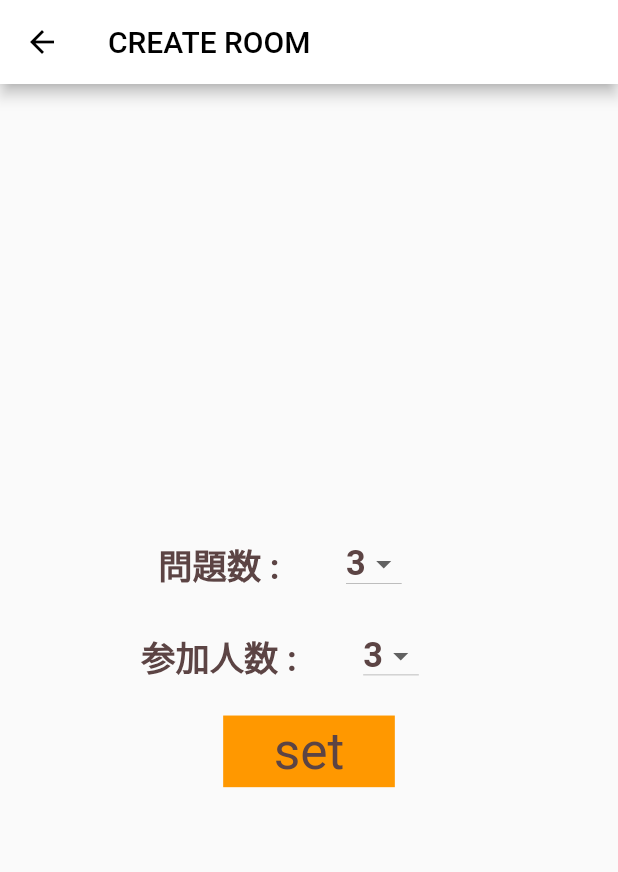
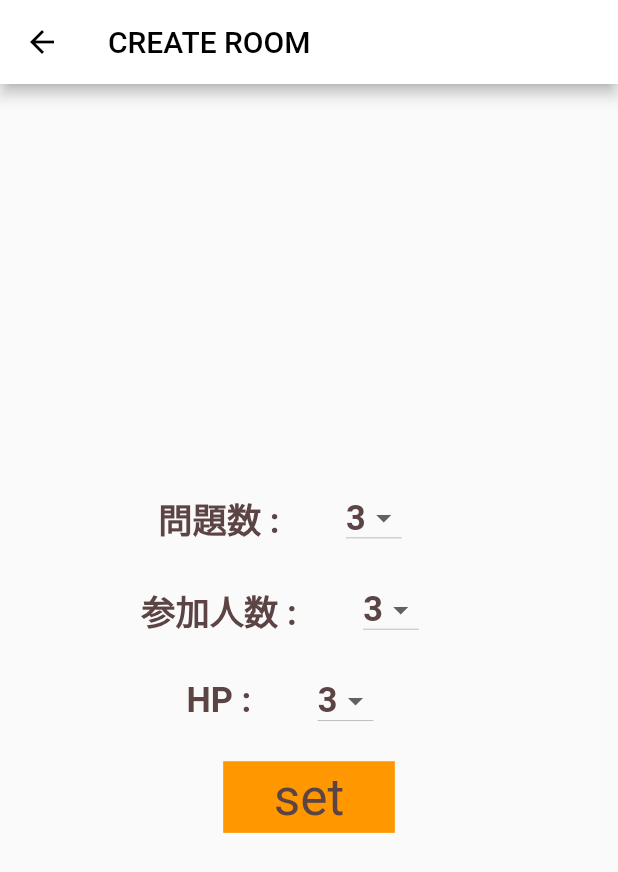
Before and after one commit to solevin/MemoryWeakness, a Flutter app: the CreateRoomPage screen opened directly, after a tap on "set", on a phone screen of 412 x 824 dp. Shown: the top 872 px of the screen. Run offline on Flutter 3.47's test engine with Material 2 defaults, Android fonts, the phone set to English and light mode, and no system bars; our stand-ins replace cloud_firestore, firebase_auth, firebase_core, firebase_database, flutter_screenutil, freezed_annotation and 3 more; accounts and stored records are empty; network calls fail; statements that could not run were skipped.

Commit message:
#49: 体力の実装

```diff
--- a/lib/ui/room/create_room_page.dart
+++ b/lib/ui/room/create_room_page.dart
@@ -21,7 +21,8 @@ class CreateRoomPage extends StatelessWidget {
   Widget build(BuildContext context) {
     final items = setItems();
     final _questionQuantity = items[0];
-    final _memberQuantity = items[1];
+    final _maxMember = items[1];
+    final _maxHP = items[2];
     const textColor = Color(0xFF5C4444);
     const backColor = Color(0xFFFFFBE5);
     return Scaffold(
@@ -92,8 +93,8 @@ class CreateRoomPage extends StatelessWidget {
                         height: 35.h,
                         child: Center(
                           child: DropdownButton(
-                            items: _memberQuantity,
-                            value: model.selectedMemberQuantity,
+                            items: _maxMember,
+                            value: model.selectedMaxMember,
                             style: TextStyle(
                               fontSize: 20.sp,
                               fontWeight: FontWeight.w700,
@@ -101,7 +102,46 @@ class CreateRoomPage extends StatelessWidget {
                             ),
                             dropdownColor: backColor,
                             onChanged: (value) => {
-                              model.selectedMemberQuantity = value! as int,
+                              model.selectedMaxMember = value! as int,
+                              model.notify(),
+                            },
+                          ),
+                        ),
+                      ),
+                    ),
+                  ],
+                ),
+              ),
+              Padding(
+                padding: EdgeInsets.all(8.h),
+                child: Row(
+                  mainAxisAlignment: MainAxisAlignment.center,
+                  children: [
+                    Text(
+                      'HP : ',
+                      style: TextStyle(
+                        fontSize: 20.sp,
+                        fontWeight: FontWeight.w700,
+                        color: textColor,
+                      ),
+                    ),
+                    Align(
+                      alignment: Alignment.centerLeft,
+                      child: SizedBox(
+                        width: 100.w,
+                        height: 35.h,
+                        child: Center(
+                          child: DropdownButton(
+                            items: _maxHP,
+                            value: model.selectedHP,
+                            style: TextStyle(
+                              fontSize: 20.sp,
+                              fontWeight: FontWeight.w700,
+                              color: textColor,
+                            ),
+                            dropdownColor: backColor,
+                            onChanged: (value) => {
+                              model.selectedHP = value! as int,
                               model.notify(),
                             },
                           ),
@@ -118,7 +158,7 @@ class CreateRoomPage extends StatelessWidget {
                   width: 100.w,
                   child: GestureDetector(
                     child: DecoratedBox(
-                      decoration: BoxDecoration(color: Colors.orange),
+                      decoration: const BoxDecoration(color: Colors.orange),
                       child: Center(
                         child: Text(
                           'set',
@@ -132,7 +172,7 @@ class CreateRoomPage extends StatelessWidget {
                     onTap: () async {
                       final roomName = await nameNewRoom();
                       await createRoom(model.selectedQuestionQuantity,
-                          model.selectedMemberQuantity, roomName);
+                          model.selectedMaxMember, model.selectedHP, roomName);
                       Navigator.of(context).push<dynamic>(
                         StandbyRoomPage.route(roomName: roomName),
                       );
@@ -150,7 +190,8 @@ class CreateRoomPage extends StatelessWidget {
 
 List<List<DropdownMenuItem<int>>> setItems() {
   final _questionQuantity = <DropdownMenuItem<int>>[];
-  final _memberQuantity = <DropdownMenuItem<int>>[];
+  final _maxMember = <DropdownMenuItem<int>>[];
+  final _maxHP = <DropdownMenuItem<int>>[];
 
   _questionQuantity
     ..add(
@@ -190,7 +231,7 @@ List<List<DropdownMenuItem<int>>> setItems() {
       ),
     );
 
-  _memberQuantity
+  _maxMember
     ..add(
       DropdownMenuItem(
         value: 1,
@@ -227,7 +268,45 @@ List<List<DropdownMenuItem<int>>> setItems() {
         ),
       ),
     );
-  return [_questionQuantity, _memberQuantity];
+
+  _maxHP
+    ..add(
+      DropdownMenuItem(
+        value: 1,
+        child: Text(
+          '1',
+          style: TextStyle(fontSize: 20.sp),
+        ),
+      ),
+    )
+    ..add(
+      DropdownMenuItem(
+        value: 2,
+        child: Text(
+          '2',
+          style: TextStyle(fontSize: 20.sp),
+        ),
+      ),
+    )
+    ..add(
+      DropdownMenuItem(
+        value: 3,
+        child: Text(
+          '3',
+          style: TextStyle(fontSize: 20.sp),
+        ),
+      ),
+    )
+    ..add(
+      DropdownMenuItem(
+        value: 4,
+        child: Text(
+          '4',
+          style: TextStyle(fontSize: 20.sp),
+        ),
+      ),
+    );
+  return [_questionQuantity, _maxMember, _maxHP];
 }
 
 Future<String> nameNewRoom() async {
@@ -250,7 +329,7 @@ Future<String> nameNewRoom() async {
 }
 
 Future<void> createRoom(
-    int questionQuantity, int memberQuantity, String roomName) async {
+    int questionQuantity, int maxMembers, int maxHP, String roomName) async {
   final uid = FirebaseAuth.instance.currentUser!.uid;
   final rand = math.Random();
   List<int> valueList = [];
@@ -279,10 +358,13 @@ Future<void> createRoom(
     'members': [uid],
     'names': [userName],
     'points': [0],
+    'HPs': [maxHP],
     'standbyList': [false],
     'leaves': [],
-    'maxMembers': memberQuantity,
+    'grayList': [],
+    'maxMembers': maxMembers,
     'questionQuantity': valueLength,
+    'maxHP': maxHP,
     'values': valueList,
     'pathList': pathList,
     'openIds': [],
@@ -309,32 +391,32 @@ List<int> createValueList(int valueLength, int numOfKind) {
   return valueList;
 }
 
-Future<List<int>> TMP(int valueLength, List<String> kindList) async {
-  List<int> valueList = [];
-  var selectedKindList = [];
-  final rand = math.Random();
-  final meatDao = MeatDao();
+// Future<List<int>> TMP(int valueLength, List<String> kindList) async {
+//   List<int> valueList = [];
+//   var selectedKindList = [];
+//   final rand = math.Random();
+//   final meatDao = MeatDao();
 
-  for (int i = 0; i < valueLength; i++) {
-    var kindIndex = rand.nextInt(kindList.length);
-    while (selectedKindList.contains(kindList[kindIndex])) {
-      kindIndex = rand.nextInt(kindList.length);
-    }
-    selectedKindList.add(kindList[kindIndex]);
-    final extractedList = await meatDao.findByKind(kindList[kindIndex]);
-    var extractIndex = rand.nextInt(extractedList.length);
-    final selectedFirstId = extractedList[extractIndex];
-    extractIndex = rand.nextInt(extractedList.length);
-    var selectedSecondId = extractedList[extractIndex];
-    while (selectedFirstId == selectedSecondId) {
-      extractIndex = rand.nextInt(extractedList.length);
-      selectedSecondId = extractedList[extractIndex];
-    }
-    valueList.add(selectedFirstId);
-    valueList.add(selectedSecondId);
-  }
-  return valueList;
-}
+//   for (int i = 0; i < valueLength; i++) {
+//     var kindIndex = rand.nextInt(kindList.length);
+//     while (selectedKindList.contains(kindList[kindIndex])) {
+//       kindIndex = rand.nextInt(kindList.length);
+//     }
+//     selectedKindList.add(kindList[kindIndex]);
+//     final extractedList = await meatDao.findByKind(kindList[kindIndex]);
+//     var extractIndex = rand.nextInt(extractedList.length);
+//     final selectedFirstId = extractedList[extractIndex];
+//     extractIndex = rand.nextInt(extractedList.length);
+//     var selectedSecondId = extractedList[extractIndex];
+//     while (selectedFirstId == selectedSecondId) {
+//       extractIndex = rand.nextInt(extractedList.length);
+//       selectedSecondId = extractedList[extractIndex];
+//     }
+//     valueList.add(selectedFirstId);
+//     valueList.add(selectedSecondId);
+//   }
+//   return valueList;
+// }
 
 Future<List<String>> createPathList(
     List<int> valueList, List<String> kindList) async {
--- a/lib/ui/room/create_rooom_view.dart
+++ b/lib/ui/room/create_rooom_view.dart
@@ -2,7 +2,8 @@ import 'package:flutter/material.dart';
 
 class CreateRoomViewModel with ChangeNotifier {
     var selectedQuestionQuantity = 3;
-    var selectedMemberQuantity = 3;
+    var selectedMaxMember = 3;
+    var selectedHP = 3;
 
   void notify() => notifyListeners();
 }
--- a/lib/ui/room/room_list_page.dart
+++ b/lib/ui/room/room_list_page.dart
@@ -106,6 +106,8 @@ Future<void> joinRoom(QueryDocumentSnapshot<Object?> roomSnapshot,
   List<String> nameList = roomSnapshot['names'].cast<String>();
   List<bool> standbyList = roomSnapshot['standbyList'].cast<bool>();
   List<int> pointList = roomSnapshot['points'].cast<int>();
+  List<int> HPs = roomSnapshot['HPs'].cast<int>();
+  int maxHP = roomSnapshot['maxHP'];
   memberList.add(uid);
   final addedMemberList = memberList.toSet().toList();
 
@@ -115,13 +117,14 @@ Future<void> joinRoom(QueryDocumentSnapshot<Object?> roomSnapshot,
   final addedNameList = nameList.toSet().toList();
 
   standbyList.add(false);
-
   pointList.add(0);
+  HPs.add(maxHP);
   await FirebaseFirestore.instance.collection('room').doc(roomName).update({
     'members': addedMemberList,
     'names': addedNameList,
     'standbyList': standbyList,
     'points': pointList,
+    'HPs': HPs,
   });
   await FirebaseFirestore.instance.collection('users').doc(uid).update({
     'roomID': roomName,
--- a/pubspec.yaml
+++ b/pubspec.yaml
@@ -29,7 +29,7 @@ dependencies:
   audioplayers: ^0.20.1
   socket_io_client: ^1.0.2
   socket_io: ^1.0.1
-  cloud_firestore: ^3.1.9
+  cloud_firestore: ^3.1.15
   firebase_core: ^1.12.0
   firebase_auth: ^3.3.11
   firebase_database: ^9.0.8
```
Also changed, not shown: lib/ui/home/home_page.dart (+0 -8 lines), lib/ui/play/play_page.dart (+63 -17 lines), lib/ui/play/result_page.dart (+5 -2 lines), pubspec.lock, 6 other files.
